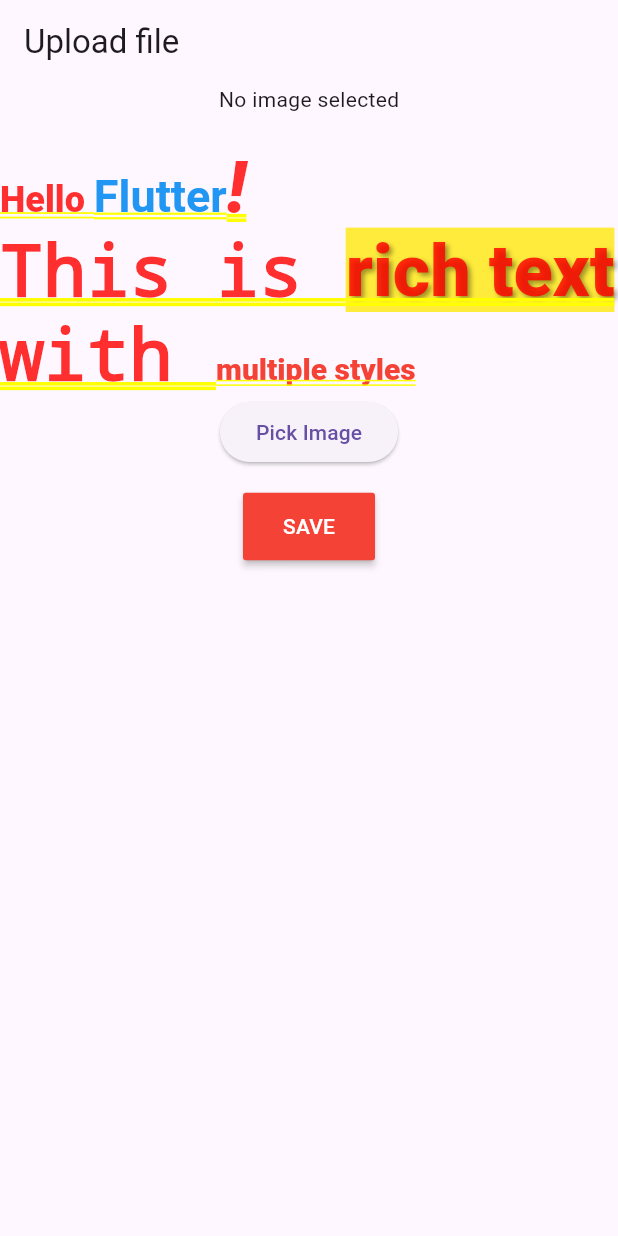
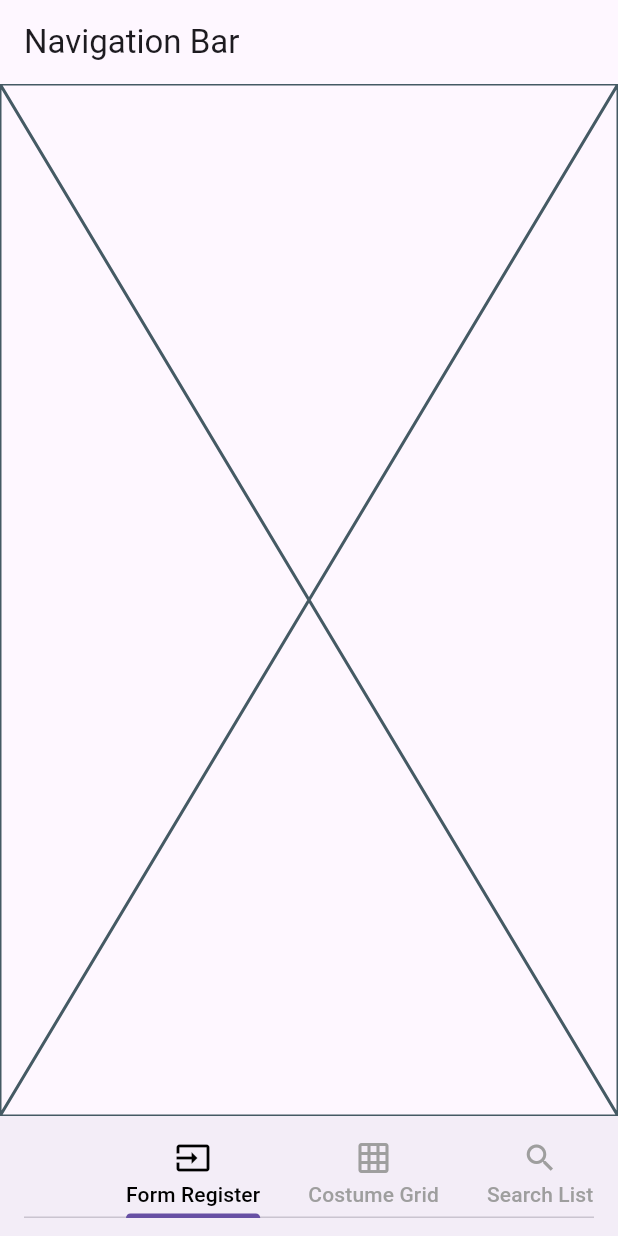
Before and after one commit to r0n1-putr4/Futter-project, a Flutter app: the screen it shows after launch, on a phone screen of 412 x 824 dp. Run offline on Flutter 3.47's test engine with Material 3 defaults, Android fonts, the phone set to English and light mode, and no system bars; our stand-ins replace flutter_rating_bar, image_picker, logger.

Commit message:
Update Code

```diff
--- /dev/null
+++ b/lib/exam_nav_bar/bottom_nav_bar.dart
@@ -0,0 +1,53 @@
+import 'package:flutter/material.dart';
+import 'package:roni/exam_nav_bar/custome_grid.dart';
+import 'package:roni/exam_nav_bar/form_register.dart';
+import 'package:roni/exam_nav_bar/search_list.dart';
+
+class BottomNavBar extends StatefulWidget {
+  const BottomNavBar({super.key});
+
+  @override
+  State<BottomNavBar> createState() => _BottomNavBarState();
+}
+
+class _BottomNavBarState extends State<BottomNavBar>
+    with SingleTickerProviderStateMixin {
+  late TabController tabController;
+
+  @override
+  void initState() {
+    // TODO: implement initState
+    super.initState();
+    tabController = TabController(length: 3, vsync: this);
+  }
+  @override
+  void dispose() {
+    // TODO: implement dispose
+    super.dispose();
+    tabController.dispose();
+  }
+
+  @override
+  Widget build(BuildContext context) {
+    return Scaffold(
+      appBar: AppBar(title: Text("Navigation Bar")),
+      body: TabBarView(
+        controller: tabController,
+        children: [FormRegister(), CustomeGrid(), SearchList()],
+      ),
+      bottomNavigationBar: BottomAppBar(
+        child: TabBar(
+          controller: tabController,
+          isScrollable: true,
+          labelColor: Colors.black,
+          unselectedLabelColor: Colors.grey,
+          tabs: [
+            Tab(text: "Form Register", icon: Icon(Icons.input)),
+            Tab(text: "Costume Grid", icon: Icon(Icons.grid_on)),
+            Tab(text: "Search List", icon: Icon(Icons.search)),
+          ],
+        ),
+      ),
+    );
+  }
+}
--- /dev/null
+++ b/lib/exam_nav_bar/form_register.dart
@@ -0,0 +1,15 @@
+import 'package:flutter/material.dart';
+
+class FormRegister extends StatefulWidget {
+  const FormRegister({super.key});
+
+  @override
+  State<FormRegister> createState() => _FormRegisterState();
+}
+
+class _FormRegisterState extends State<FormRegister> {
+  @override
+  Widget build(BuildContext context) {
+    return const Placeholder();
+  }
+}
--- a/lib/main.dart
+++ b/lib/main.dart
@@ -1,5 +1,6 @@
 import 'package:flutter/material.dart';
 import 'package:roni/berita/list_berita.dart';
+import 'package:roni/exam_nav_bar/bottom_nav_bar.dart';
 import 'package:roni/screen/exam_form.dart';
 import 'package:roni/screen/exam_nav_route.dart';
 import 'package:roni/screen/exam_upload_image.dart';
@@ -11,7 +12,7 @@ import 'package:roni/tabs/exam_tab_bar.dart';
 void main() {
   runApp(const MaterialApp(
     title: "Belajar Flutter",
-    home: UploadImageFlutter(),
+    home: BottomNavBar(),
     debugShowCheckedModeBanner: false,
   ));
 }
--- a/lib/utils/base_url.dart
+++ b/lib/utils/base_url.dart
@@ -1,4 +1,4 @@
 class ApiConfig{
-  static const String baseUrl = "http://192.168.169.108:8080/api_basic";
+  static const String baseUrl = "http://192.168.98.108:8080/api_basic";
 
 }
```
Also changed, not shown: lib/exam_nav_bar/custome_grid.dart (added, +15 -0 lines), lib/exam_nav_bar/search_list.dart (added, +15 -0 lines), images/bg_.jpeg (added), 1 other file.
